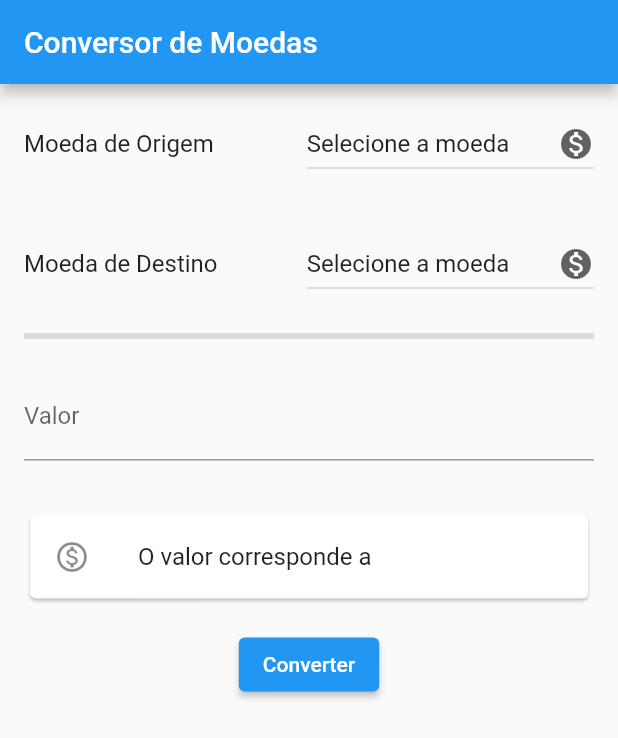
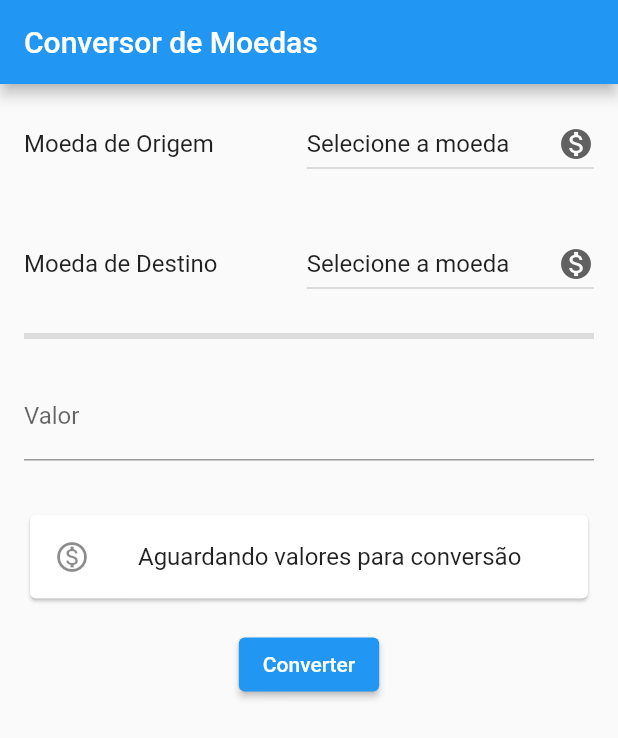
Before and after one commit to danguimaraes86/uniceub-flutter-currency_converter, a Flutter app: the screen it shows after launch, after a tap on "Converter", on a phone screen of 412 x 824 dp. Shown: the top 738 px of the screen. Run offline on Flutter 3.47's test engine with Material 2 defaults, Android fonts, the phone set to English and light mode, and no system bars; network calls fail.

Commit message:
Update value_converter.dart

```diff
--- a/lib/components/value_converter.dart
+++ b/lib/components/value_converter.dart
@@ -2,17 +2,28 @@ import 'package:currency_converter/models/converter_data.dart';
 import 'package:currency_converter/service/fetch_currency.dart';
 import 'package:flutter/material.dart';
 
-class ValueConverter extends StatelessWidget {
+class ValueConverter extends StatefulWidget {
+  @override
+  State<ValueConverter> createState() => _ValueConverterState();
+}
+
+class _ValueConverterState extends State<ValueConverter> {
+  bool showResultCard = false;
+
   @override
   Widget build(BuildContext context) {
     return Column(
       children: [
         InputValueConverter(),
-        ResultValueConverter(),
+        ResultValueConverter(showResultCard),
         ElevatedButton(
           onPressed: () async {
             converterData.resultado = await FetchCurrency();
-            print(converterData.resultado);
+            if (converterData.resultado.isNotEmpty) {
+              setState(() {
+                showResultCard = true;
+              });
+            }
           },
           child: Text('Converter'),
         ),
@@ -34,7 +45,11 @@ class InputValueConverterState extends State<InputValueConverter> {
       child: TextField(
         onChanged: (valor) {
           setState(() {
-            converterData.valor = double.tryParse(valor)!;
+            if (valor.isNotEmpty) {
+              converterData.valor = double.parse(valor);
+            } else {
+              converterData.valor = 0;
+            }
           });
         },
         decoration: InputDecoration(
@@ -48,6 +63,9 @@ class InputValueConverterState extends State<InputValueConverter> {
 }
 
 class ResultValueConverter extends StatelessWidget {
+  bool showResult;
+  ResultValueConverter(this.showResult);
+
   @override
   Widget build(BuildContext context) {
     return Padding(
@@ -55,7 +73,9 @@ class ResultValueConverter extends StatelessWidget {
       child: Card(
         child: ListTile(
           leading: Icon(Icons.monetization_on_outlined),
-          title: Text('O valor corresponde a ${converterData.resultado}'),
+          title: Text(showResult
+              ? 'O valor corresponde a ${converterData.resultado}'
+              : 'Aguardando valores para conversão'),
         ),
       ),
     );
```
